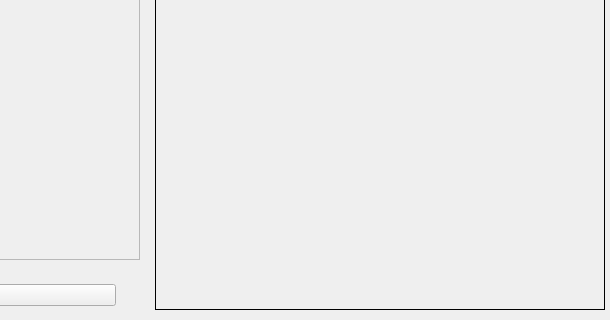
The window that label.ui (chopin1998/label_it) describes before a commit, drawn with Qt 5; both pictures show x 670 to 1280 and y 480 to 800 of the 1280 by 800 pixel window.
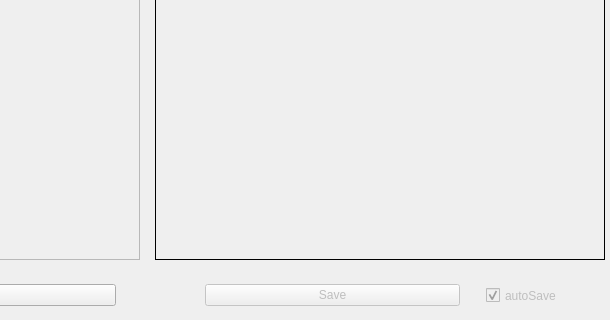
The same window after the commit.

Patch:
```diff
--- a/label.ui
+++ b/label.ui
@@ -62,7 +62,7 @@
      <x>825</x>
      <y>10</y>
      <width>450</width>
-     <height>780</height>
+     <height>730</height>
     </rect>
    </property>
    <property name="sizePolicy">
@@ -154,6 +154,88 @@
     </item>
    </layout>
   </widget>
+  <widget class="QWidget" name="horizontalLayoutWidget_2">
+   <property name="geometry">
+    <rect>
+     <x>830</x>
+     <y>760</y>
+     <width>431</width>
+     <height>31</height>
+    </rect>
+   </property>
+   <layout class="QHBoxLayout" name="horizontalLayout_2">
+    <property name="sizeConstraint">
+     <enum>QLayout::SetDefaultConstraint</enum>
+    </property>
+    <property name="leftMargin">
+     <number>25</number>
+    </property>
+    <property name="topMargin">
+     <number>0</number>
+    </property>
+    <property name="rightMargin">
+     <number>25</number>
+    </property>
+    <item>
+     <spacer name="verticalSpacer_2">
+      <property name="orientation">
+       <enum>Qt::Vertical</enum>
+      </property>
+      <property name="sizeHint" stdset="0">
+       <size>
+        <width>20</width>
+        <height>40</height>
+       </size>
+      </property>
+     </spacer>
+    </item>
+    <item>
+     <widget class="QPushButton" name="saveBtn">
+      <property name="enabled">
+       <bool>false</bool>
+      </property>
+      <property name="autoFillBackground">
+       <bool>false</bool>
+      </property>
+      <property name="text">
+       <string>Save</string>
+      </property>
+     </widget>
+    </item>
+    <item>
+     <spacer name="verticalSpacer_3">
+      <property name="orientation">
+       <enum>Qt::Vertical</enum>
+      </property>
+      <property name="sizeHint" stdset="0">
+       <size>
+        <width>20</width>
+        <height>40</height>
+       </size>
+      </property>
+     </spacer>
+    </item>
+    <item>
+     <widget class="QCheckBox" name="autosaveCheckBox">
+      <property name="enabled">
+       <bool>false</bool>
+      </property>
+      <property name="maximumSize">
+       <size>
+        <width>80</width>
+        <height>32</height>
+       </size>
+      </property>
+      <property name="text">
+       <string>autoSave</string>
+      </property>
+      <property name="checked">
+       <bool>true</bool>
+      </property>
+     </widget>
+    </item>
+   </layout>
+  </widget>
  </widget>
  <tabstops>
   <tabstop>loadBtn</tabstop>
```
